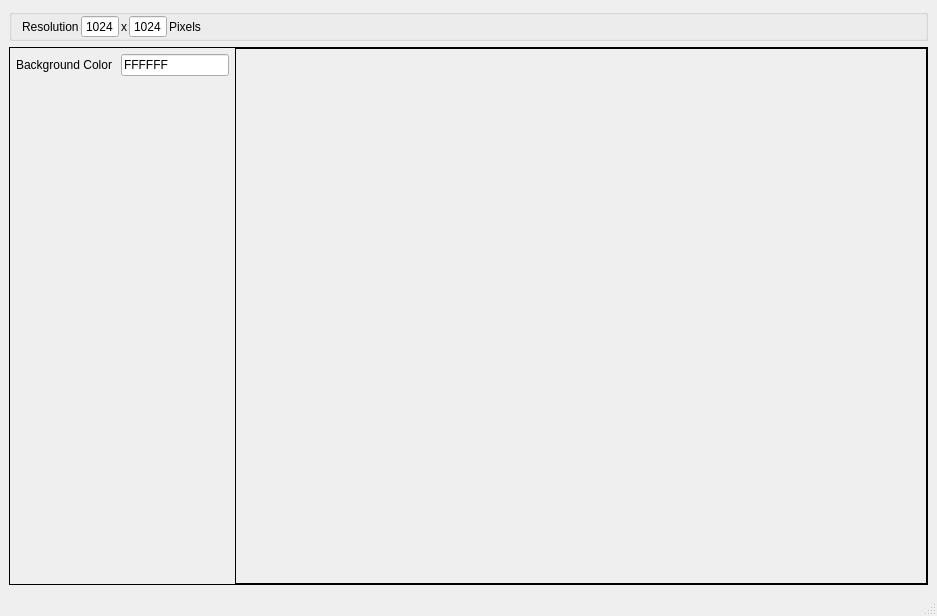
Before: the Qt Designer form src/mainwindow.ui in Abdul-AZ/livetexgen, drawn with Qt 5.
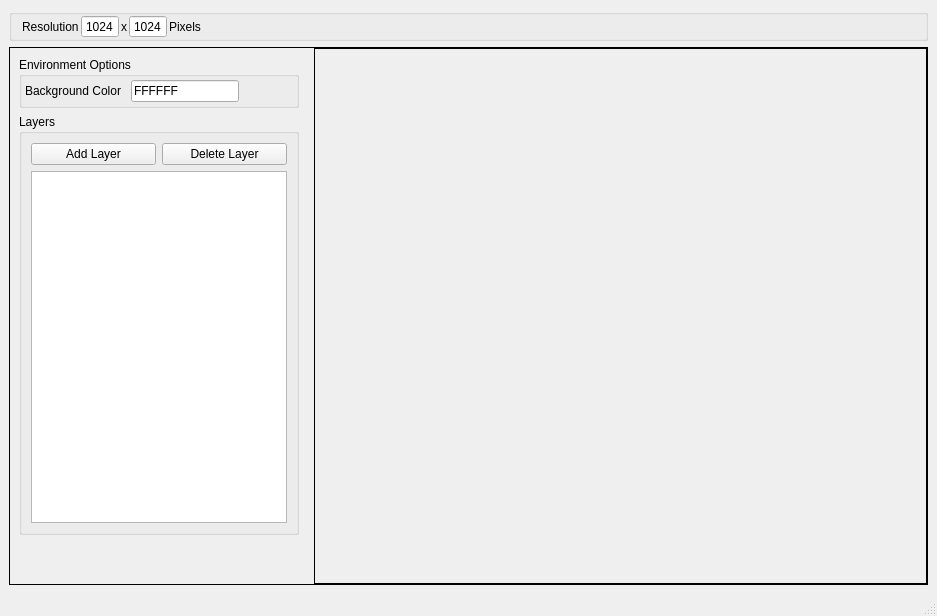
After: the same form once the commit is applied. Custom widgets are drawn as their Qt base class.

Commit message: Started first implementation of the layer system and its controls/views

The edit to the form file:
```diff
--- a/src/mainwindow.ui
+++ b/src/mainwindow.ui
@@ -203,45 +203,131 @@
            <verstretch>0</verstretch>
           </sizepolicy>
          </property>
-         <layout class="QFormLayout" name="formLayout">
+         <layout class="QVBoxLayout" name="verticalLayout_2">
           <property name="sizeConstraint">
            <enum>QLayout::SetDefaultConstraint</enum>
           </property>
-          <property name="horizontalSpacing">
-           <number>5</number>
-          </property>
-          <property name="verticalSpacing">
-           <number>3</number>
-          </property>
-          <property name="leftMargin">
-           <number>6</number>
-          </property>
           <property name="topMargin">
-           <number>6</number>
+           <number>9</number>
           </property>
           <property name="rightMargin">
-           <number>0</number>
+           <number>9</number>
           </property>
           <property name="bottomMargin">
-           <number>6</number>
+           <number>9</number>
           </property>
-          <item row="0" column="0">
-           <widget class="QLabel" name="label">
-            <property name="text">
-             <string>Background Color </string>
+          <item>
+           <widget class="QGroupBox" name="EnvironmentOptionsGroupBox">
+            <property name="title">
+             <string>Environment Options</string>
             </property>
+            <property name="checkable">
+             <bool>false</bool>
+            </property>
+            <layout class="QFormLayout" name="formLayout">
+             <property name="leftMargin">
+              <number>3</number>
+             </property>
+             <property name="topMargin">
+              <number>3</number>
+             </property>
+             <property name="rightMargin">
+              <number>3</number>
+             </property>
+             <property name="bottomMargin">
+              <number>3</number>
+             </property>
+             <item row="0" column="0">
+              <widget class="QLabel" name="BackgroundColorLabel">
+               <property name="sizePolicy">
+                <sizepolicy hsizetype="Maximum" vsizetype="Minimum">
+                 <horstretch>0</horstretch>
+                 <verstretch>0</verstretch>
+                </sizepolicy>
+               </property>
+               <property name="text">
+                <string>Background Color </string>
+               </property>
+              </widget>
+             </item>
+             <item row="0" column="1">
+              <widget class="QLineEdit" name="BackgroundColorHex">
+               <property name="sizePolicy">
+                <sizepolicy hsizetype="Maximum" vsizetype="Minimum">
+                 <horstretch>0</horstretch>
+                 <verstretch>0</verstretch>
+                </sizepolicy>
+               </property>
+               <property name="inputMask">
+                <string notr="true"/>
+               </property>
+               <property name="text">
+                <string notr="true">FFFFFF</string>
+               </property>
+              </widget>
+             </item>
+            </layout>
            </widget>
           </item>
-          <item row="0" column="1">
-           <widget class="QLineEdit" name="BackgroundColorHex">
-            <property name="inputMask">
-             <string notr="true"/>
+          <item>
+           <widget class="QGroupBox" name="LayersGroupBox">
+            <property name="title">
+             <string>Layers</string>
             </property>
-            <property name="text">
-             <string notr="true">FFFFFF</string>
+            <property name="flat">
+             <bool>true</bool>
             </property>
+            <layout class="QVBoxLayout" name="verticalLayout_3">
+             <item>
+              <layout class="QHBoxLayout" name="horizontalLayout_3">
+               <item>
+                <widget class="QPushButton" name="AddLayerButton">
+                 <property name="text">
+                  <string>Add Layer</string>
+                 </property>
+                </widget>
+               </item>
+               <item>
+                <widget class="QPushButton" name="DeleteLayerButton">
+                 <property name="text">
+                  <string>Delete Layer</string>
+                 </property>
+                </widget>
+               </item>
+              </layout>
+             </item>
+             <item>
+              <widget class="LayerView" name="LayersView">
+               <property name="sizePolicy">
+                <sizepolicy hsizetype="Minimum" vsizetype="Expanding">
+                 <horstretch>0</horstretch>
+                 <verstretch>0</verstretch>
+                </sizepolicy>
+               </property>
+               <property name="alternatingRowColors">
+                <bool>false</bool>
+               </property>
+              </widget>
+             </item>
+            </layout>
            </widget>
           </item>
+          <item>
+           <spacer name="verticalSpacer">
+            <property name="orientation">
+             <enum>Qt::Vertical</enum>
+            </property>
+            <property name="sizeType">
+             <enum>QSizePolicy::Minimum</enum>
+            </property>
+            <property name="sizeHint" stdset="0">
+             <size>
+              <width>20</width>
+              <height>40</height>
+             </size>
+            </property>
+           </spacer>
+          </item>
          </layout>
         </widget>
        </item>
@@ -280,6 +366,13 @@
   </widget>
   <widget class="QStatusBar" name="StatusBar"/>
  </widget>
+ <customwidgets>
+  <customwidget>
+   <class>LayerView</class>
+   <extends>QListView</extends>
+   <header location="global">src/layers/layerview.h</header>
+  </customwidget>
+ </customwidgets>
  <resources/>
  <connections/>
 </ui>
```
Left out of the diff: 2 changed lines with no effect on the pictures. The commit also changes 13 other files.
